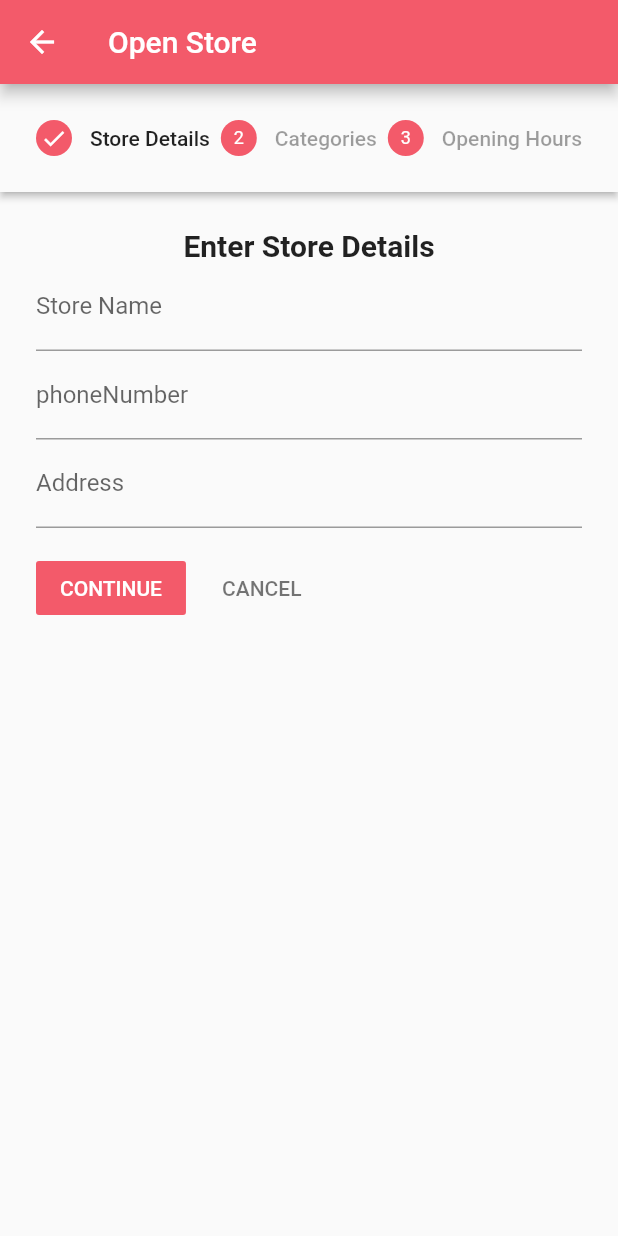
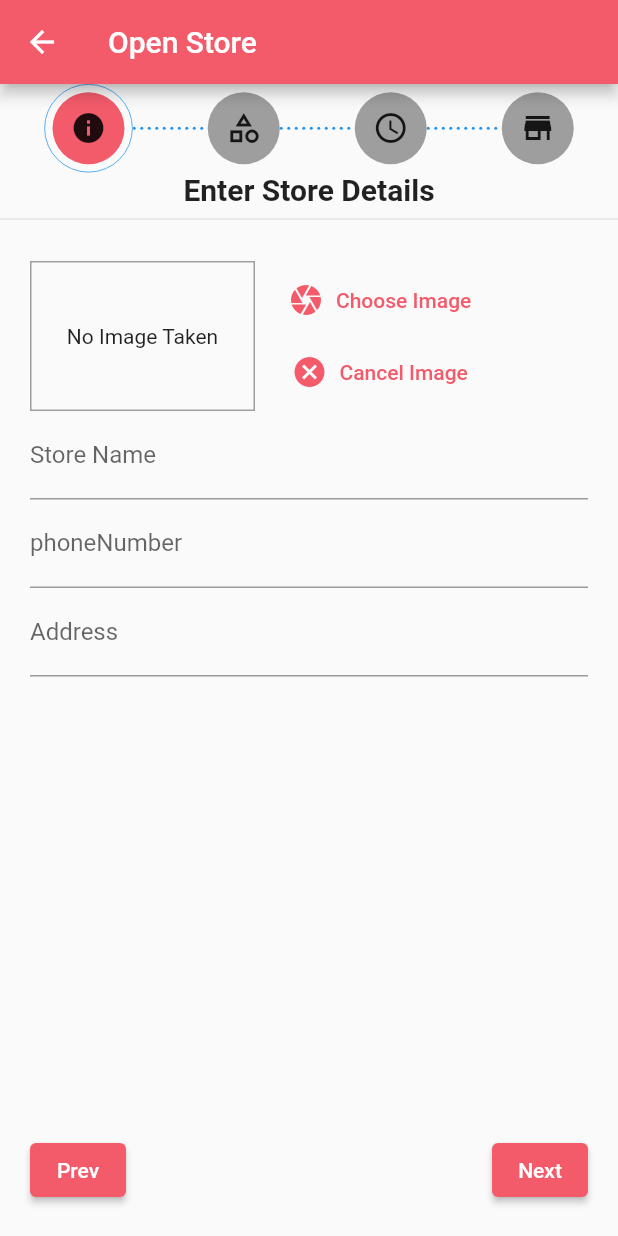
Before and after one commit to irisk29/final_project_yroz, a Flutter app: the OpenPhysicalStorePipeline screen opened by its route, on a phone screen of 412 x 824 dp. Run offline on Flutter 3.47's test engine with Material 2 defaults, Android fonts, the phone set to English and light mode, and no system bars; our stand-ins replace flutter_signin_button, geolocator, google_maps_flutter, im_stepper, image_picker, location and 5 more; missing offline and left inert: address_search_field, amplify_api, amplify_auth_cognito, amplify_core, amplify_datastore, amplify_flutter and 3 more; accounts and stored records are empty.

Commit message:
add preview step

```diff
--- a/lib/screens/open_store_pipeline_screen.dart
+++ b/lib/screens/open_store_pipeline_screen.dart
@@ -1,11 +1,17 @@
+import 'dart:io';
+
 import 'package:address_search_field/address_search_field.dart';
 import 'package:final_project_yroz/providers/physical_store.dart';
 import 'package:final_project_yroz/providers/stores.dart';
+import 'package:final_project_yroz/screens/physical_store_screen.dart';
 import 'package:final_project_yroz/screens/tabs_screen.dart';
+import 'package:final_project_yroz/widgets/image_input.dart';
 import 'package:final_project_yroz/widgets/multi_select.dart';
+import 'package:final_project_yroz/widgets/store_preview.dart';
 import 'package:flutter/material.dart';
 import 'package:image_picker/image_picker.dart';
 import 'package:provider/provider.dart';
+import 'package:im_stepper/stepper.dart';
 
 import '../dummy_data.dart';
 
@@ -149,7 +155,9 @@ class _OpenPhysicalStorePipelineState extends State<OpenPhysicalStorePipeline> {
   }
 
   void _selectImage(XFile pickedImage) {
+    print('select');
     _pickedImage = pickedImage;
+    print(_pickedImage);
     setState(() {});
   }
 
@@ -204,35 +212,6 @@ class _OpenPhysicalStorePipelineState extends State<OpenPhysicalStorePipeline> {
     });
   }
 
-  void _showMultiSelect() async {
-    // a list of selectable items
-    // these items can be hard-coded or dynamically fetched from a database/API
-    final List<String> _items = DUMMY_CATEGORIES.map((e) => e.title).toList();
-
-    final List<String> results = await showDialog(
-      context: context,
-      builder: (BuildContext context) {
-        return MultiSelect(items: _items);
-      },
-    );
-
-    // Update UI
-    if (results != null) {
-      setState(() {
-        OpenPhysicalStorePipeline._selectedItems = results;
-        _editedStore = PhysicalStore(
-            name: _editedStore!.name,
-            phoneNumber: _editedStore!.phoneNumber,
-            address: _editedStore!.address,
-            categories: results,
-            operationHours: _editedStore!.operationHours,
-            qrCode: _editedStore!.qrCode,
-            image: _editedStore!.image,
-            id: '');
-      });
-    }
-  }
-
   void _selectTime(String time) async {
     final TimeOfDay? newTime = await showTimePicker(
       context: context,
@@ -251,40 +230,26 @@ class _OpenPhysicalStorePipelineState extends State<OpenPhysicalStorePipeline> {
     }
   }
 
-  @override
-  Widget build(BuildContext context) {
-    return Scaffold(
-      appBar: AppBar(
-        title: Text(
-          'Open Store',
+  Widget? currentStepWidget() {
+    switch (_currentStep) {
+      case 0:
+        return Column(
+          children: [
+            const Text(
+              'Enter Store Details',
+              style: TextStyle(fontSize: 20, fontWeight: FontWeight.bold),
             ),
-      ),
-      body: _isLoading
-          ? Center(child: CircularProgressIndicator())
-          : Container(
-              child: Stepper(
-                type: StepperType.horizontal,
-                physics: ScrollPhysics(),
-                currentStep: _currentStep,
-                onStepTapped: (step) => tapped(step),
-                onStepContinue: continued,
-                onStepCancel: cancel,
-                steps: <Step>[
-                  Step(
-                    title: new Text('Store Details'),
-                    content: Form(
+            Divider(),
+            Padding(
+              padding: const EdgeInsets.all(20),
+              child: Form(
                 key: _detailsform,
                 child: Column(
                   children: <Widget>[
-                          const Text(
-                            'Enter Store Details',
-                            style: TextStyle(
-                                fontSize: 20, fontWeight: FontWeight.bold),
-                          ),
+                    ImageInput(_selectImage, _unselectImage),
                     TextFormField(
                       controller: _nameController,
-                            decoration:
-                                InputDecoration(labelText: 'Store Name'),
+                      decoration: InputDecoration(labelText: 'Store Name'),
                       textInputAction: TextInputAction.next,
                       validator: (value) {
                         if (value!.isEmpty) {
@@ -308,8 +273,7 @@ class _OpenPhysicalStorePipelineState extends State<OpenPhysicalStorePipeline> {
                       },
                     ),
                     TextFormField(
-                            decoration:
-                                InputDecoration(labelText: 'phoneNumber'),
+                      decoration: InputDecoration(labelText: 'phoneNumber'),
                       textInputAction: TextInputAction.next,
                       keyboardType: TextInputType.phone,
                       controller: _phoneNumberController,
@@ -352,19 +316,15 @@ class _OpenPhysicalStorePipelineState extends State<OpenPhysicalStorePipeline> {
                   ],
                 ),
               ),
-                    isActive: _currentStep >= 0,
-                    state: _currentStep >= 0
-                        ? StepState.complete
-                        : StepState.disabled,
             ),
-                  Step(
-                    title: new Text('Categories'),
-                    content: Column(
+          ],
+        );
+      case 1:
+        return Column(
           children: [
             const Text(
               'Select Store Categories',
-                          style: TextStyle(
-                              fontSize: 20, fontWeight: FontWeight.bold),
+              style: TextStyle(fontSize: 20, fontWeight: FontWeight.bold),
             ),
             Divider(),
             SingleChildScrollView(
@@ -375,8 +335,7 @@ class _OpenPhysicalStorePipelineState extends State<OpenPhysicalStorePipeline> {
                     .map((item) => CheckboxListTile(
                           value: _selectedItems.contains(item),
                           title: Text(item),
-                                      controlAffinity:
-                                          ListTileControlAffinity.leading,
+                          controlAffinity: ListTileControlAffinity.leading,
                           onChanged: (isChecked) =>
                               _itemChange(item, isChecked!),
                         ))
@@ -399,22 +358,19 @@ class _OpenPhysicalStorePipelineState extends State<OpenPhysicalStorePipeline> {
                   .toList(),
             ),
           ],
-                    ),
-                    isActive: _currentStep >= 0,
-                    state: _currentStep >= 1
-                        ? StepState.complete
-                        : StepState.disabled,
-                  ),
-                  Step(
-                    title: new Text('Opening Hours'),
-                    content: Column(
+        );
+      case 2:
+        return Column(
           children: [
             const Text(
               'Select Store Opening Hours',
-                          style: TextStyle(
-                              fontSize: 20, fontWeight: FontWeight.bold),
+              style: TextStyle(fontSize: 20, fontWeight: FontWeight.bold),
             ),
             Divider(),
+            Padding(
+              padding: const EdgeInsets.all(20),
+              child: Column(
+                children: [
                   Row(
                     mainAxisAlignment: MainAxisAlignment.spaceBetween,
                     children: [
@@ -602,19 +558,82 @@ class _OpenPhysicalStorePipelineState extends State<OpenPhysicalStorePipeline> {
                   ),
                 ],
               ),
-                    isActive: _currentStep >= 0,
-                    state: _currentStep >= 2
-                        ? StepState.complete
-                        : StepState.disabled,
+            ),
+          ],
+        );
+      case 3:
+        print(_pickedImage);
+        return StorePreview(
+            _editedStore!.name,
+            _editedStore!.address,
+            _pickedImage,
+            _editedStore!.phoneNumber,
+            _editedStore!.operationHours);
+      default:
+        return null;
+    }
+  }
+
+  @override
+  Widget build(BuildContext context) {
+    return Scaffold(
+      appBar: AppBar(
+        title: Text(
+          'Open Store',
+        ),
+      ),
+      resizeToAvoidBottomInset: false,
+      body: _isLoading
+          ? Center(child: CircularProgressIndicator())
+          : Container(
+              child: Column(
+                children: [
+                  IconStepper(
+                    icons: [
+                      Icon(Icons.info),
+                      Icon(Icons.category_outlined),
+                      Icon(Icons.access_time),
+                      Icon(Icons.store),
+                    ],
+                    // activeStep property set to activeStep variable defined above.
+                    activeStep: _currentStep,
+                    steppingEnabled: false,
+                    enableStepTapping: false,
+                    enableNextPreviousButtons: false,
+                    activeStepColor: Theme.of(context).primaryColor,
+                    // This ensures step-tapping updates the activeStep.
+                    onStepReached: (index) {
+                      setState(() {
+                        _currentStep = index;
+                      });
+                    },
+                  ),
+                  currentStepWidget()!,
+                  Expanded(
+                    child: Padding(
+                      padding: const EdgeInsets.all(20),
+                      child: Align(
+                        alignment: Alignment.bottomCenter,
+                        child: Row(
+                          mainAxisAlignment: MainAxisAlignment.spaceBetween,
+                          children: [
+                            ElevatedButton(
+                              onPressed: cancel,
+                              child: Text('Prev'),
+                            ),
+                            ElevatedButton(
+                              onPressed: continued,
+                              child: Text('Next'),
+                            ),
+                          ],
+                        ),
+                      ),
+                    ),
                   ),
                 ],
               ),
             ),
     );
-  }
-
-  tapped(int step) {
-    setState(() => _currentStep = step);
   }
 
   continued() {
--- a/pubspec.yaml
+++ b/pubspec.yaml
@@ -56,6 +56,7 @@ dependencies:
   permission_handler: ^9.0.0
   google_geocoding: ^0.2.0
   material_floating_search_bar: ^0.3.7
+  im_stepper: ^0.1.3
 
 dev_dependencies:
   flutter_test:
```
Also changed, not shown: lib/widgets/image_input.dart (+6 -8 lines), lib/widgets/store_preview.dart (added, +162 -0 lines). Lines whose indentation alone changed are shown as unchanged.
